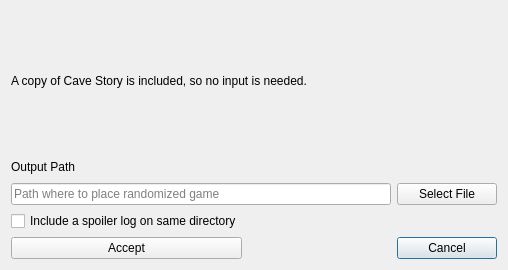
The window that randovania/gui/ui_files/cs_game_export_dialog.ui (randovania/randovania) describes before a commit, drawn with Qt 5.
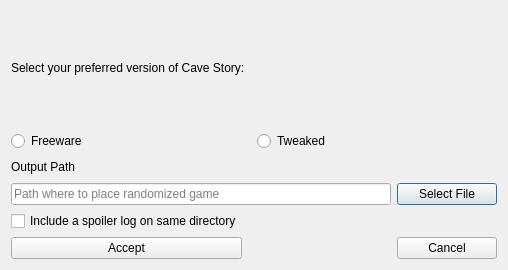
The same window after the commit.

Commit message: Baseline for CS:Tweaked export support. Added upscaled mychar assets for Tweaked export.

What changed in the file:
```diff
--- a/randovania/gui/ui_files/cs_game_export_dialog.ui
+++ b/randovania/gui/ui_files/cs_game_export_dialog.ui
@@ -14,14 +14,7 @@
    <string>Game Patching</string>
   </property>
   <layout class="QGridLayout" name="gridLayout">
-   <item row="6" column="2">
-    <widget class="QPushButton" name="cancel_button">
-     <property name="text">
-      <string>Cancel</string>
-     </property>
-    </widget>
-   </item>
-   <item row="3" column="2">
+   <item row="4" column="2">
     <widget class="QPushButton" name="output_file_button">
      <property name="maximumSize">
       <size>
@@ -35,37 +28,20 @@
     </widget>
    </item>
    <item row="6" column="0">
-    <widget class="QPushButton" name="accept_button">
-     <property name="text">
-      <string>Accept</string>
-     </property>
-    </widget>
-   </item>
-   <item row="5" column="0">
     <widget class="QCheckBox" name="auto_save_spoiler_check">
      <property name="text">
       <string>Include a spoiler log on same directory</string>
      </property>
     </widget>
    </item>
-   <item row="0" column="0" colspan="3">
-    <widget class="QLabel" name="description_label">
+   <item row="7" column="2">
+    <widget class="QPushButton" name="cancel_button">
      <property name="text">
-      <string>&lt;html&gt;&lt;head/&gt;&lt;body&gt;&lt;p&gt;A copy of Cave Story is included, so no input is needed.&lt;/p&gt;&lt;/body&gt;&lt;/html&gt;</string>
-     </property>
-     <property name="wordWrap">
-      <bool>true</bool>
+      <string>Cancel</string>
      </property>
     </widget>
    </item>
    <item row="3" column="0" colspan="2">
-    <widget class="QLineEdit" name="output_file_edit">
-     <property name="placeholderText">
-      <string>Path where to place randomized game</string>
-     </property>
-    </widget>
-   </item>
-   <item row="2" column="0" colspan="2">
     <widget class="QLabel" name="output_file_label">
      <property name="maximumSize">
       <size>
@@ -78,6 +54,48 @@
      </property>
     </widget>
    </item>
+   <item row="4" column="0" colspan="2">
+    <widget class="QLineEdit" name="output_file_edit">
+     <property name="placeholderText">
+      <string>Path where to place randomized game</string>
+     </property>
+    </widget>
+   </item>
+   <item row="7" column="0">
+    <widget class="QPushButton" name="accept_button">
+     <property name="text">
+      <string>Accept</string>
+     </property>
+    </widget>
+   </item>
+   <item row="0" column="0" colspan="2">
+    <widget class="QLabel" name="description_label">
+     <property name="text">
+      <string>&lt;html&gt;&lt;head/&gt;&lt;body&gt;&lt;p&gt;Select your preferred version of Cave Story:&lt;/p&gt;&lt;/body&gt;&lt;/html&gt;</string>
+     </property>
+     <property name="wordWrap">
+      <bool>true</bool>
+     </property>
+    </widget>
+   </item>
+   <item row="1" column="0" colspan="3">
+    <layout class="QHBoxLayout" name="horizontalLayout">
+     <item>
+      <widget class="QRadioButton" name="freeware_radio">
+       <property name="text">
+        <string>Freeware</string>
+       </property>
+      </widget>
+     </item>
+     <item>
+      <widget class="QRadioButton" name="tweaked_radio">
+       <property name="text">
+        <string>Tweaked</string>
+       </property>
+      </widget>
+     </item>
+    </layout>
+   </item>
   </layout>
  </widget>
  <layoutdefault spacing="6" margin="11"/>
```
The commit also changes 12 other files.
